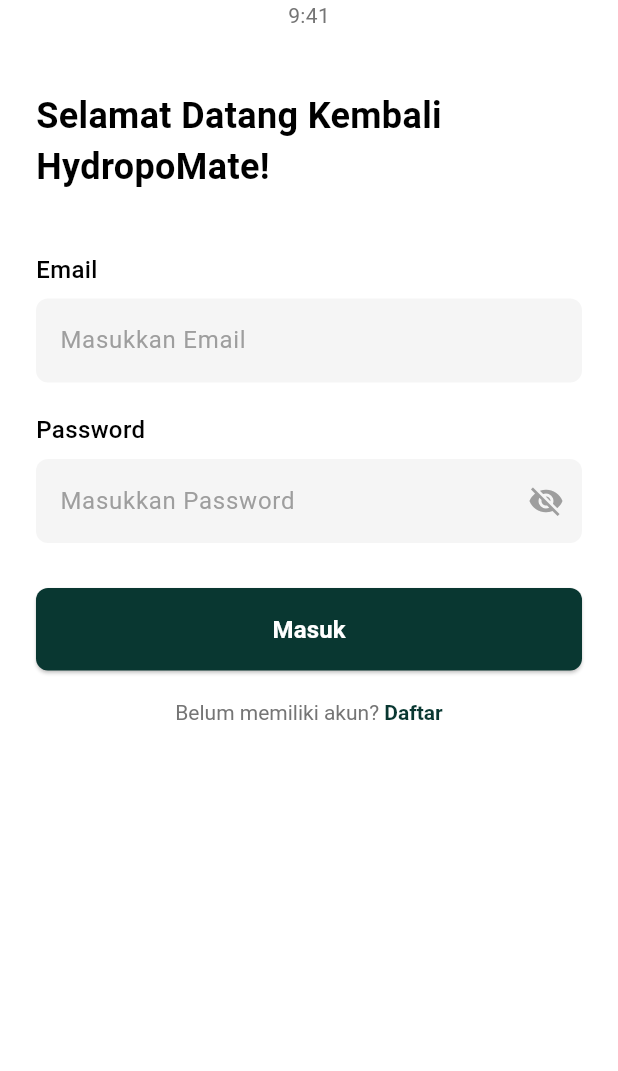
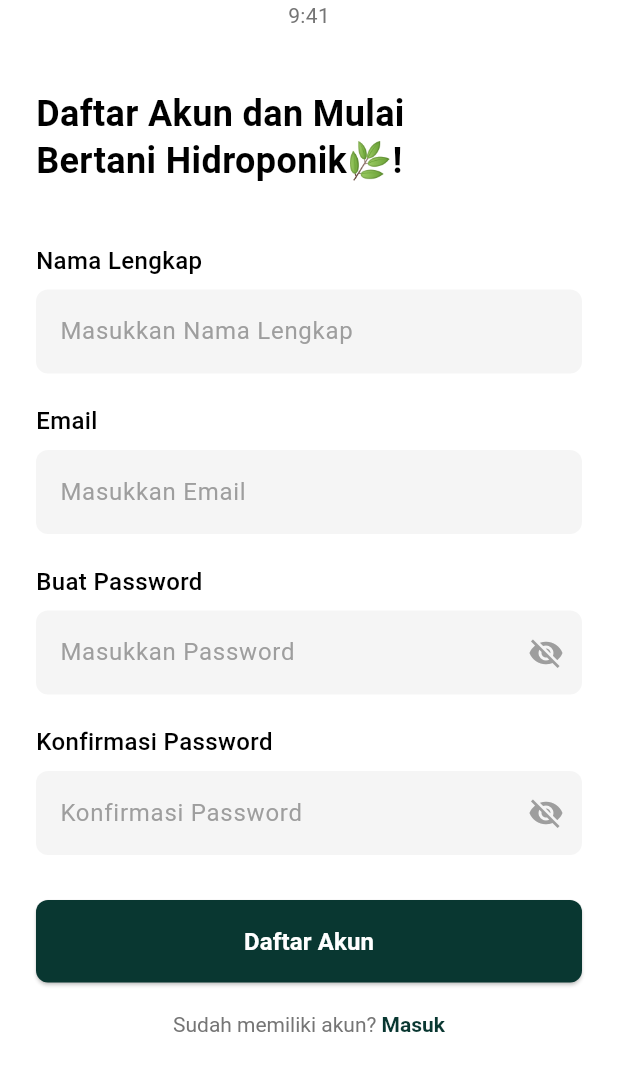
Before and after one commit to D2XPD2XP/clone-hydropome, a Flutter app: the LoginPage screen opened directly, after a tap on an icon or button, on a phone screen of 412 x 824 dp. Shown: the top 1071 px of the screen. Run offline on Flutter 3.47's test engine with Material 3 defaults, Android fonts, the light colour scheme and no system bars; our stand-ins replace google_fonts.

Commit message:
regist page

```diff
--- a/lib/screens/login.dart
+++ b/lib/screens/login.dart
@@ -1,4 +1,5 @@
 import 'package:flutter/material.dart';
+import 'regist.dart'; // Pastikan file register.dart ada
 
 class LoginPage extends StatefulWidget {
   const LoginPage({super.key});
@@ -39,7 +40,7 @@
 
               // Welcome text
               const Text(
-                'Selamat Datang Kembali HydropoMate!',
+                'Selamat Datang Kembali HydropoMate🌿🍃!',
                 style: TextStyle(
                   fontSize: 24,
                   fontWeight: FontWeight.bold,
@@ -158,8 +159,10 @@
               Center(
                 child: GestureDetector(
                   onTap: () {
-                    // Navigate to registration screen
-                    print('Navigate to registration');
+                    Navigator.push(
+                      context,
+                      MaterialPageRoute(builder: (context) => const RegisterPage()),
+                    );
                   },
                   child: RichText(
                     text: TextSpan(
@@ -168,10 +171,10 @@
                         color: Colors.grey[600],
                         fontSize: 14,
                       ),
-                      children: [
+                      children: const [
                         TextSpan(
                           text: 'Daftar',
-                          style: const TextStyle(
+                          style: TextStyle(
                             color: Color(0xFF093731),
                             fontWeight: FontWeight.bold,
                           ),
@@ -181,7 +184,7 @@
                   ),
                 ),
               ),
-            ],
+            ], // Tambahkan kurung sini untuk menutup children Column
           ),
         ),
       ),
--- a/lib/screens/onboarding2.dart
+++ b/lib/screens/onboarding2.dart
@@ -19,7 +19,7 @@
                   width: double.infinity,
                   height: MediaQuery.of(context).size.height * 0.45,
                   child: Image.asset(
-                    'assets/onboarding2.png', // Pastikan file ini ada di folder assets
+                    'assets/onboarding2.png',
                     fit: BoxFit.cover,
                   ),
                 ),
--- a/lib/screens/regist.dart
+++ b/lib/screens/regist.dart
@@ -0,0 +1,335 @@
+import 'package:flutter/material.dart';
+import 'login.dart';
+
+class RegisterPage extends StatefulWidget {
+  const RegisterPage({super.key});
+
+  @override
+  State<RegisterPage> createState() => _RegisterPageState();
+}
+
+class _RegisterPageState extends State<RegisterPage> {
+  final TextEditingController _namaController = TextEditingController();
+  final TextEditingController _emailController = TextEditingController();
+  final TextEditingController _passwordController = TextEditingController();
+  final TextEditingController _confirmPasswordController = TextEditingController();
+
+  bool _isPasswordVisible = false;
+  bool _isConfirmPasswordVisible = false;
+
+  @override
+  Widget build(BuildContext context) {
+    return Scaffold(
+      backgroundColor: Colors.white,
+      body: SafeArea(
+        child: SingleChildScrollView(
+          padding: const EdgeInsets.symmetric(horizontal: 24.0),
+          child: Column(
+            crossAxisAlignment: CrossAxisAlignment.start,
+            children: [
+              // Time indicator
+              Container(
+                width: double.infinity,
+                alignment: Alignment.center,
+                child: Text(
+                  '9:41',
+                  style: TextStyle(
+                    fontSize: 14,
+                    color: Colors.grey[600],
+                  ),
+                ),
+              ),
+
+              const SizedBox(height: 40),
+
+              // Header text
+              const Text(
+                'Daftar Akun dan Mulai\nBertani Hidroponik🌿!',
+                style: TextStyle(
+                  fontSize: 24,
+                  fontWeight: FontWeight.bold,
+                  color: Colors.black,
+                  height: 1.3,
+                ),
+              ),
+
+              const SizedBox(height: 40),
+
+              // Nama Lengkap field
+              const Text(
+                'Nama Lengkap',
+                style: TextStyle(
+                  fontSize: 16,
+                  fontWeight: FontWeight.w500,
+                  color: Colors.black,
+                ),
+              ),
+              const SizedBox(height: 8),
+              Container(
+                decoration: BoxDecoration(
+                  color: Colors.grey[100],
+                  borderRadius: BorderRadius.circular(8),
+                ),
+                child: TextField(
+                  controller: _namaController,
+                  decoration: InputDecoration(
+                    hintText: 'Masukkan Nama Lengkap',
+                    hintStyle: TextStyle(color: Colors.grey[500]),
+                    border: InputBorder.none,
+                    contentPadding: const EdgeInsets.symmetric(
+                      horizontal: 16,
+                      vertical: 16,
+                    ),
+                  ),
+                ),
+              ),
+
+              const SizedBox(height: 20),
+
+              // Email field
+              const Text(
+                'Email',
+                style: TextStyle(
+                  fontSize: 16,
+                  fontWeight: FontWeight.w500,
+                  color: Colors.black,
+                ),
+              ),
+              const SizedBox(height: 8),
+              Container(
+                decoration: BoxDecoration(
+                  color: Colors.grey[100],
+                  borderRadius: BorderRadius.circular(8),
+                ),
+                child: TextField(
+                  controller: _emailController,
+                  decoration: InputDecoration(
+                    hintText: 'Masukkan Email',
+                    hintStyle: TextStyle(color: Colors.grey[500]),
+                    border: InputBorder.none,
+                    contentPadding: const EdgeInsets.symmetric(
+                      horizontal: 16,
+                      vertical: 16,
+                    ),
+                  ),
+                  keyboardType: TextInputType.emailAddress,
+                ),
+              ),
+
+              const SizedBox(height: 20),
+
+              // Buat Password field
+              const Text(
+                'Buat Password',
+                style: TextStyle(
+                  fontSize: 16,
+                  fontWeight: FontWeight.w500,
+                  color: Colors.black,
+                ),
+              ),
+              const SizedBox(height: 8),
+              Container(
+                decoration: BoxDecoration(
+                  color: Colors.grey[100],
+                  borderRadius: BorderRadius.circular(8),
+                ),
+                child: TextField(
+                  controller: _passwordController,
+                  decoration: InputDecoration(
+                    hintText: 'Masukkan Password',
+                    hintStyle: TextStyle(color: Colors.grey[500]),
+                    border: InputBorder.none,
+                    contentPadding: const EdgeInsets.symmetric(
+                      horizontal: 16,
+                      vertical: 16,
+                    ),
+                    suffixIcon: IconButton(
+                      icon: Icon(
+                        _isPasswordVisible
+                            ? Icons.visibility
+                            : Icons.visibility_off,
+                        color: Colors.grey[500],
+                      ),
+                      onPressed: () {
+                        setState(() {
+                          _isPasswordVisible = !_isPasswordVisible;
+                        });
+                      },
+                    ),
+                  ),
+                  obscureText: !_isPasswordVisible,
+                ),
+              ),
+
+              const SizedBox(height: 20),
+
+              // Konfirmasi Password field
+              const Text(
+                'Konfirmasi Password',
+                style: TextStyle(
+                  fontSize: 16,
+                  fontWeight: FontWeight.w500,
+                  color: Colors.black,
+                ),
+              ),
+              const SizedBox(height: 8),
+              Container(
+                decoration: BoxDecoration(
+                  color: Colors.grey[100],
+                  borderRadius: BorderRadius.circular(8),
+                ),
+                child: TextField(
+                  controller: _confirmPasswordController,
+                  decoration: InputDecoration(
+                    hintText: 'Konfirmasi Password',
+                    hintStyle: TextStyle(color: Colors.grey[500]),
+                    border: InputBorder.none,
+                    contentPadding: const EdgeInsets.symmetric(
+                      horizontal: 16,
+                      vertical: 16,
+                    ),
+                    suffixIcon: IconButton(
+                      icon: Icon(
+                        _isConfirmPasswordVisible
+                            ? Icons.visibility
+                            : Icons.visibility_off,
+                        color: Colors.grey[500],
+                      ),
+                      onPressed: () {
+                        setState(() {
+                          _isConfirmPasswordVisible = !_isConfirmPasswordVisible;
+                        });
+                      },
+                    ),
+                  ),
+                  obscureText: !_isConfirmPasswordVisible,
+                ),
+              ),
+
+              const SizedBox(height: 30),
+
+              // Register button
+              SizedBox(
+                width: double.infinity,
+                child: ElevatedButton(
+                  onPressed: () {
+                    _register();
+                  },
+                  style: ElevatedButton.styleFrom(
+                    backgroundColor: const Color(0xFF093731),
+                    foregroundColor: Colors.white,
+                    padding: const EdgeInsets.symmetric(vertical: 16),
+                    shape: RoundedRectangleBorder(
+                      borderRadius: BorderRadius.circular(8),
+                    ),
+                  ),
+                  child: const Text(
+                    'Daftar Akun',
+                    style: TextStyle(
+                      fontSize: 16,
+                      fontWeight: FontWeight.bold,
+                    ),
+                  ),
+                ),
+              ),
+
+              const SizedBox(height: 20),
+
+              // Login link
+              Center(
+                child: GestureDetector(
+                  onTap: () {
+                    Navigator.pushReplacement(
+                      context,
+                      MaterialPageRoute(builder: (context) => const LoginPage()),
+                    );
+                  },
+                  child: RichText(
+                    text: TextSpan(
+                      text: 'Sudah memiliki akun? ',
+                      style: TextStyle(
+                        color: Colors.grey[600],
+                        fontSize: 14,
+                      ),
+                      children: const [
+                        TextSpan(
+                          text: 'Masuk',
+                          style: TextStyle(
+                            color: Color(0xFF093731),
+                            fontWeight: FontWeight.bold,
+                          ),
+                        ),
+                      ],
+                    ),
+                  ),
+                ),
+              ),
+
+              const SizedBox(height: 20),
+            ],
+          ),
+        ),
+      ),
+    );
+  }
+
+  void _register() {
+    final nama = _namaController.text.trim();
+    final email = _emailController.text.trim();
+    final password = _passwordController.text.trim();
+    final confirmPassword = _confirmPasswordController.text.trim();
+
+    // Validasi input
+    if (nama.isEmpty) {
+      _showSnackBar('Harap isi nama lengkap');
+      return;
+    }
+
+    if (email.isEmpty) {
+      _showSnackBar('Harap isi email');
+      return;
+    }
+
+    if (password.isEmpty) {
+      _showSnackBar('Harap buat password');
+      return;
+    }
+
+    if (confirmPassword.isEmpty) {
+      _showSnackBar('Harap konfirmasi password');
+      return;
+    }
+
+    if (password != confirmPassword) {
+      _showSnackBar('Password dan konfirmasi password tidak sama');
+      return;
+    }
+
+    // Handle register logic here
+    print('Register attempt with: $nama, $email');
+
+    // Contoh: Pindah ke home screen setelah register berhasil
+    // Navigator.pushReplacement(
+    //   context,
+    //   MaterialPageRoute(builder: (context) => HomeScreen()),
+    // );
+  }
+
+  void _showSnackBar(String message) {
+    ScaffoldMessenger.of(context).showSnackBar(
+      SnackBar(
+        content: Text(message),
+        backgroundColor: Colors.red,
+      ),
+    );
+  }
+
+  @override
+  void dispose() {
+    _namaController.dispose();
+    _emailController.dispose();
+    _passwordController.dispose();
+    _confirmPasswordController.dispose();
+    super.dispose();
+  }
+}
```
Also changed, not shown: 1 other file.
